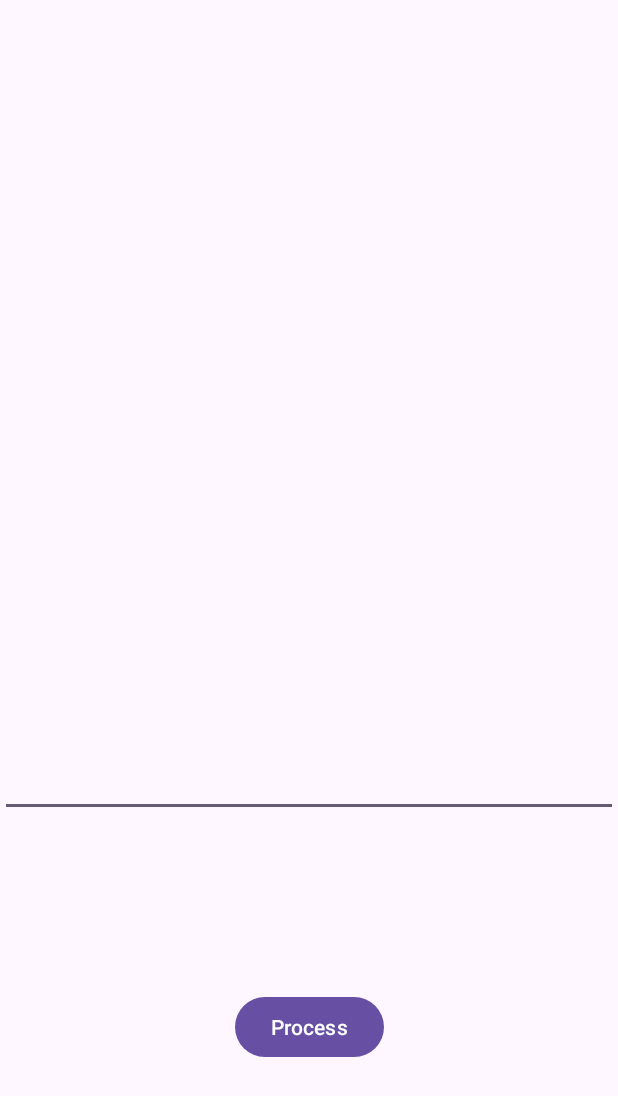
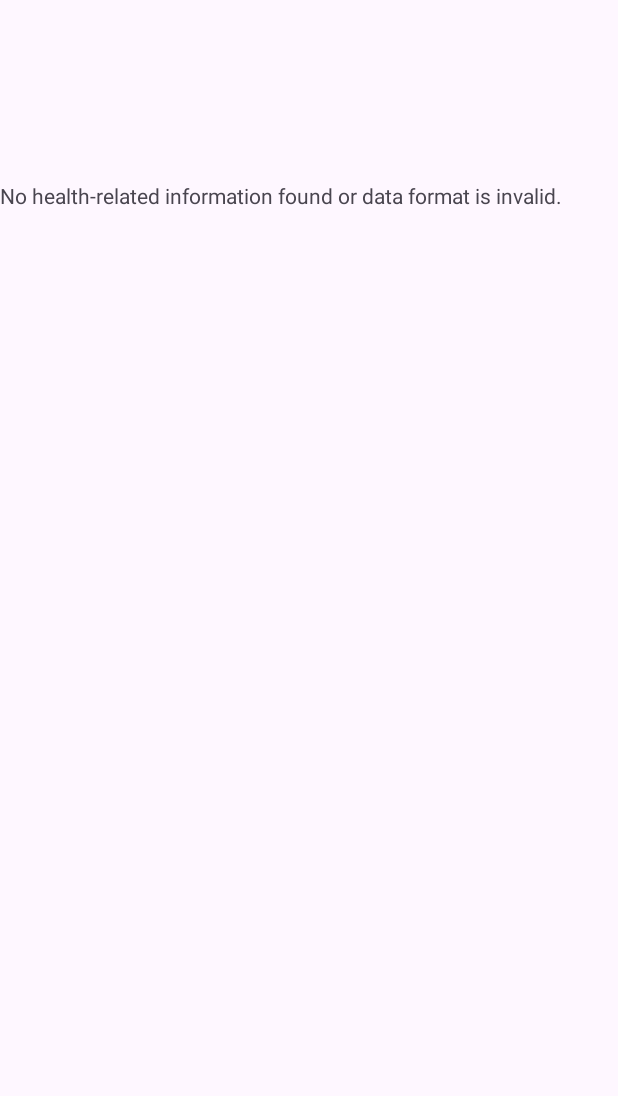
Before and after one commit to ShashiSingh8434/ImageTextRecognitionUsingMLKit_App, an Android app: the MedicalinfoActivity screen opened directly, with no data from a screen before it, on a phone screen of 412 x 824 dp. Shown: the top 1096 px of the screen. Run offline under Robolectric (Android 15) with nearby library versions, the phone set to English and light mode, and no system bars.

Commit message:
final push

```diff
--- a/app/src/main/java/com/example/cameraappbyshashisingh/MedicalinfoActivity.java
+++ b/app/src/main/java/com/example/cameraappbyshashisingh/MedicalinfoActivity.java
@@ -1,8 +1,8 @@
 package com.example.cameraappbyshashisingh;
 
 import android.os.Bundle;
-import android.widget.Button;
-import android.widget.EditText;
+import android.widget.TextView;
+import android.widget.Toast;
 
 import androidx.activity.EdgeToEdge;
 import androidx.appcompat.app.AppCompatActivity;
@@ -24,23 +24,23 @@ public class MedicalinfoActivity extends AppCompatActivity {
         EdgeToEdge.enable(this);
         setContentView(R.layout.activity_medicalinfo);
 
-        EditText reportDetails = findViewById(R.id.infotext);
-        Button process = findViewById(R.id.process);
+        TextView reportDetails = findViewById(R.id.infoMedical);
 
         String recognizedText = getIntent().getStringExtra(MainActivity.MSG);
-        reportDetails.setText(recognizedText);
+        if (recognizedText == null || recognizedText.isEmpty()) {
+            recognizedText = "No data provided";
+        }
+        String alignedText = alignLabelsAndValues(recognizedText);
+        String analysisResult = analyzeHealthData(alignedText);
+        reportDetails.setText(analysisResult);
+
 
 //        recognizedText = reportDetails.getText().toString();
-
-        process.setOnClickListener(v -> {
         String finalRecognizedText = reportDetails.getText().toString();
 
         // Analyze the text and display results
-            String analysisResult = analyzeHealthData(finalRecognizedText);
-            reportDetails.setText(analysisResult);
-        });
-
-
+        String analysisResultAfter = analyzeHealthData(finalRecognizedText);
+        reportDetails.setText(analysisResultAfter);
 
 
         ViewCompat.setOnApplyWindowInsetsListener(findViewById(R.id.main), (v, insets) -> {
@@ -56,12 +56,16 @@ public class MedicalinfoActivity extends AppCompatActivity {
     private String analyzeHealthData(String text) {
         StringBuilder result = new StringBuilder();
 
+        try {
             // Parse Hemoglobin
             String hbLevelStr = extractValue(text, "hemoglobin|hb");
             if (!hbLevelStr.equals("Not Found")) {
+
                 float hbLevel = Float.parseFloat(hbLevelStr);
                 result.append("Hemoglobin: ").append(hbLevel).append("\n");
                 result.append(getHemoglobinStatus(hbLevel)).append("\n");
+
+
             }
 
             // Parse RBC
@@ -87,10 +91,14 @@ public class MedicalinfoActivity extends AppCompatActivity {
                 result.append("Blood Sugar: ").append(bloodSugar).append("\n");
                 result.append(getBloodSugarStatus(bloodSugar)).append("\n");
             }
+        }catch (Exception e) {
+            Toast.makeText(this, "Fuck it...", Toast.LENGTH_SHORT).show();
+        }
 
         if (result.length() == 0) {
-            return "No health-related information found.";
+            return "No health-related information found or data format is invalid.";
         }
+
 
         return result.toString();
     }
@@ -147,13 +155,47 @@ public class MedicalinfoActivity extends AppCompatActivity {
      * Extract numerical values using regex pattern.
      */
     private String extractValue(String text, String patternString) {
-        Pattern pattern = Pattern.compile(patternString + "\\s*[:\\s]*([0-9]+\\.?[0-9]*)", Pattern.CASE_INSENSITIVE);
+        Pattern pattern = Pattern.compile(
+                patternString + "\\s*[:=\\s]*([0-9]+(?:\\.[0-9]+)?)(\\s*(Low|Normal|High))?",
+                Pattern.CASE_INSENSITIVE
+        );
         Matcher matcher = pattern.matcher(text);
 
         if (matcher.find()) {
-            return matcher.group(1);
+            try {
+                String value = matcher.group(1); // Extract numeric value
+                String status = matcher.group(3); // Extract status (Low, Normal, High) if available
+                return value + (status != null ? " (" + status + ")" : "");
+            } catch (Exception e) {
+                return "Not Found";
+            }
         }
 
         return "Not Found";
     }
+
+    private String alignLabelsAndValues(String text) {
+        String[] lines = text.split("\n");
+        StringBuilder alignedText = new StringBuilder();
+
+        for (int i = 0; i < lines.length; i++) {
+            String line = lines[i].trim();
+
+            // Check if the line contains a label (common medical terms)
+            if (line.matches(".*(hemoglobin|hb|rbc|wbc|platelet|pcv|mcv|mch|mchc|neutrophils|lymphocytes|eosinophils|monocytes|basophils).*")
+                    && i + 1 < lines.length) {
+                // Append the next line if it contains the value or additional data
+                if (lines[i + 1].matches(".*\\d+.*")) {
+                    line += " " + lines[i + 1].trim();
+                    i++; // Skip the next line since it has been appended
                 }
+            }
+
+            alignedText.append(line).append("\n");
+        }
+
+        return alignedText.toString();
+    }
+
+
+}
--- a/app/src/main/res/layout/activity_medicalinfo.xml
+++ b/app/src/main/res/layout/activity_medicalinfo.xml
@@ -7,29 +7,15 @@
     android:layout_height="match_parent"
     tools:context=".MedicalinfoActivity">
 
-    <Button
-        android:id="@+id/process"
-        android:layout_width="wrap_content"
-        android:layout_height="wrap_content"
-        android:text="@string/process"
-        app:layout_constraintBottom_toBottomOf="parent"
-        app:layout_constraintEnd_toEndOf="parent"
-        app:layout_constraintHorizontal_bias="0.5"
-        app:layout_constraintStart_toStartOf="parent"
-        app:layout_constraintTop_toBottomOf="@+id/infotext"
-        app:layout_constraintVertical_bias="0.5" />
-
-    <EditText
-        android:id="@+id/infotext"
+    <TextView
+        android:id="@+id/infoMedical"
         android:layout_width="match_parent"
-        android:layout_height="345dp"
-        android:text="@string/getting_text_from_image"
-        android:ems="10"
-        android:inputType="text"
+        android:layout_height="373dp"
+        android:text="TextView"
         app:layout_constraintBottom_toBottomOf="parent"
         app:layout_constraintEnd_toEndOf="parent"
         app:layout_constraintHorizontal_bias="0.0"
         app:layout_constraintStart_toStartOf="parent"
         app:layout_constraintTop_toTopOf="parent"
-        app:layout_constraintVertical_bias="0.417"  />
+        app:layout_constraintVertical_bias="0.268" />
 </androidx.constraintlayout.widget.ConstraintLayout>
```
Also changed, not shown: app/src/main/java/com/example/cameraappbyshashisingh/MainActivity.java (+23 -14 lines), app/src/main/java/com/example/cameraappbyshashisingh/TextInfoActivity.java (+7 -4 lines), app/src/main/res/layout/activity_text_info.xml (+20 -2 lines). Lines whose indentation alone changed are shown as unchanged.
